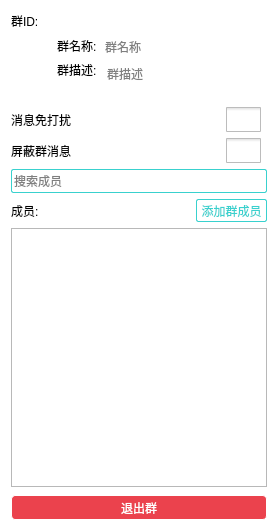
The window that JChat/GroupInfoWidget.ui (jpush/jchat-windows) describes before a commit, drawn with Qt 5.
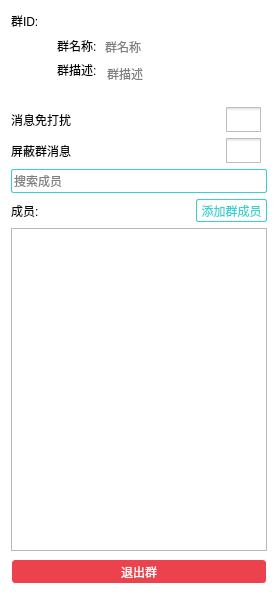
The same window after the commit. Icons and pictures are not drawn.

Diff of the .ui file:
```diff
--- a/JChat/GroupInfoWidget.ui
+++ b/JChat/GroupInfoWidget.ui
@@ -10,7 +10,7 @@
     <x>0</x>
     <y>0</y>
     <width>278</width>
-    <height>531</height>
+    <height>595</height>
    </rect>
   </property>
   <property name="focusPolicy">
```
